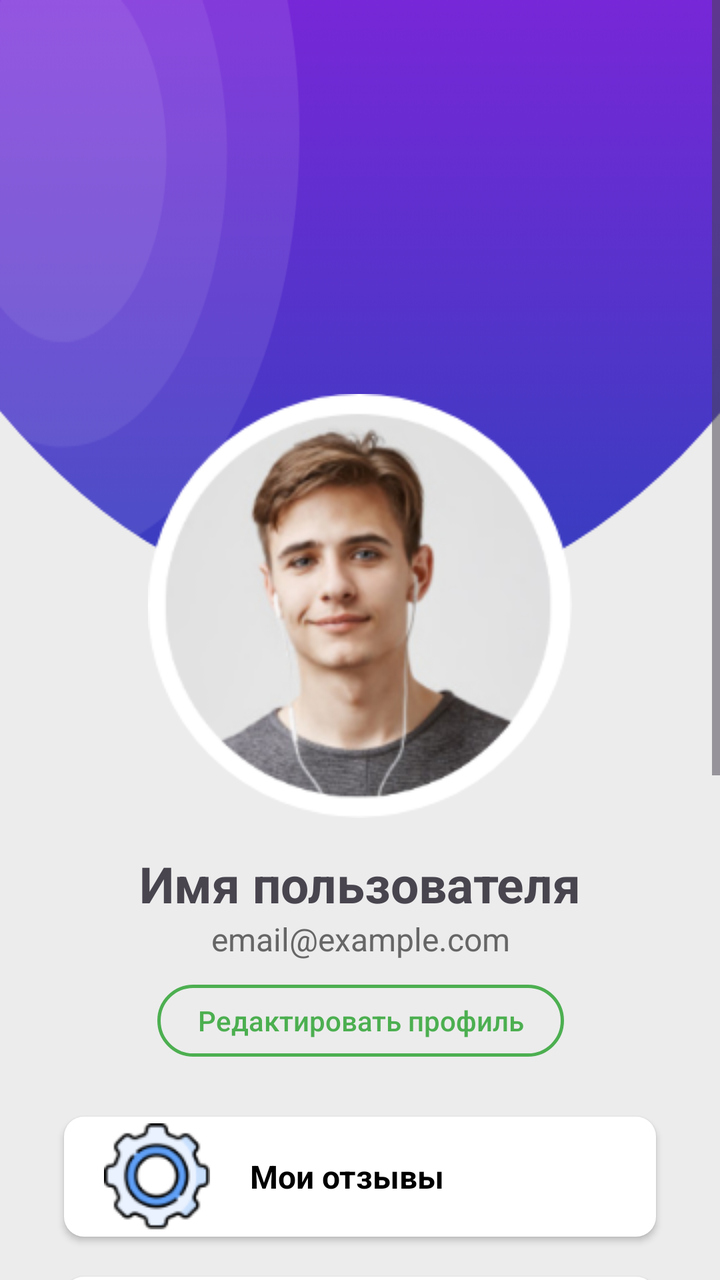
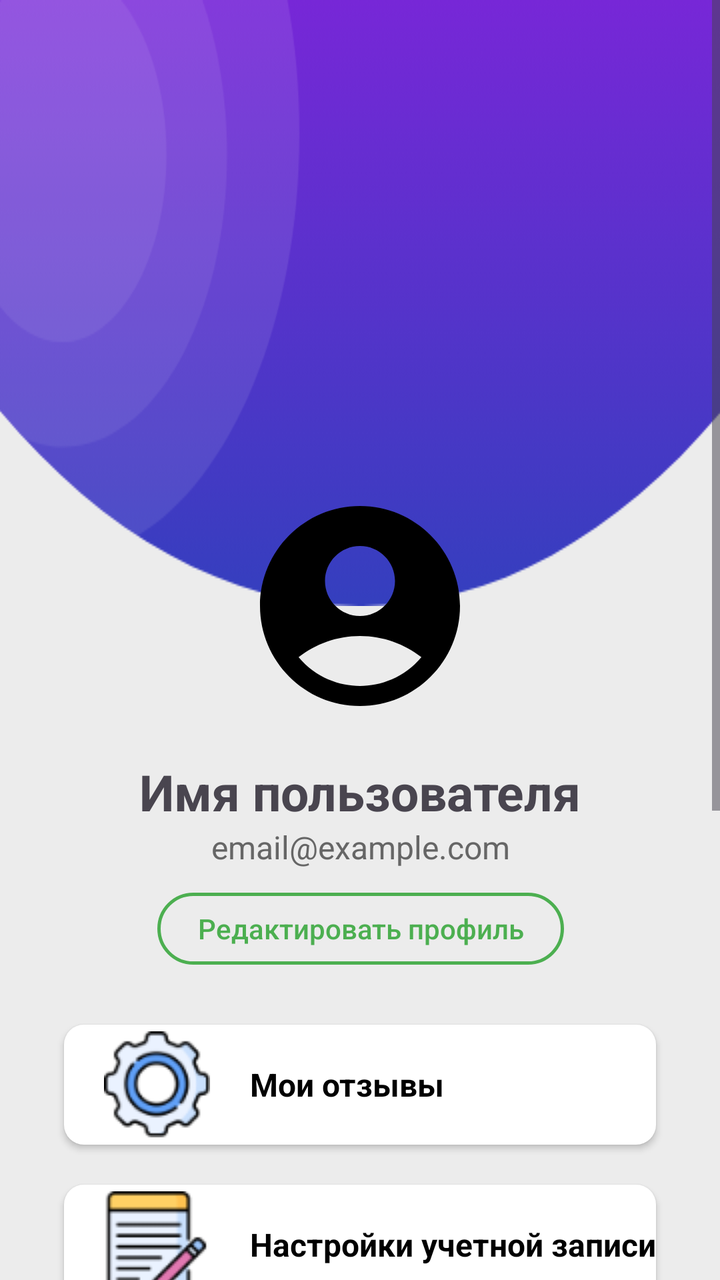

Screens rendered from an Android XML layout before and after an edit, with the pre-edit source and the edit as a unified diff.
<!-- AndroidManifest.xml: application theme Theme.FitnessApp -->
<!-- res/layout/activity_account.xml -->
<?xml version="1.0" encoding="utf-8"?>
<androidx.constraintlayout.widget.ConstraintLayout xmlns:android="http://schemas.android.com/apk/res/android"
    xmlns:app="http://schemas.android.com/apk/res-auto"
    xmlns:tools="http://schemas.android.com/tools"
    android:id="@+id/main"
    android:layout_width="match_parent"
    android:layout_height="match_parent"
    android:background="#ececec"
    tools:context=".activities.AccountActivity">

    <ScrollView
        android:layout_width="match_parent"
        android:layout_height="match_parent">
        <LinearLayout
            android:layout_width="match_parent"
            android:layout_height="wrap_content"
            android:orientation="vertical">
            <androidx.constraintlayout.widget.ConstraintLayout
                android:layout_width="match_parent"
                android:layout_height="match_parent">

                
                <ImageView
                    android:id="@+id/imageView"
                    android:layout_width="wrap_content"
                    android:layout_height="wrap_content"
                    app:layout_constraintEnd_toEndOf="parent"
                    app:layout_constraintStart_toStartOf="parent"
                    app:layout_constraintTop_toTopOf="parent"
                    android:scaleType="fitXY"
                    app:srcCompat="@drawable/top_background"/>

                
                <ImageView
                    android:id="@+id/imageView2"
                    android:layout_width="wrap_content"
                    android:layout_height="wrap_content"
                    app:layout_constraintBottom_toBottomOf="@id/imageView"
                    app:layout_constraintEnd_toEndOf="parent"
                    app:layout_constraintStart_toStartOf="@id/imageView"
                    app:layout_constraintTop_toBottomOf="@id/imageView"
                    app:srcCompat="@drawable/profile"/>

                
                <TextView
                    android:id="@+id/textView"
                    android:layout_width="wrap_content"
                    android:layout_height="wrap_content"
                    android:text="Имя пользователя"
                    android:layout_marginTop="16dp"
                    android:textSize="25sp"
                    android:textStyle="bold"
                    app:layout_constraintEnd_toEndOf="@id/imageView2"
                    app:layout_constraintStart_toStartOf="@id/imageView2"
                    app:layout_constraintTop_toBottomOf="@id/imageView2"/>

                
                <TextView
                    android:id="@+id/textView2"
                    android:layout_width="wrap_content"
                    android:layout_height="wrap_content"
                    android:text="email@example.com"
                    android:textSize="16sp"
                    android:textColor="#666"
                    app:layout_constraintEnd_toEndOf="@id/textView"
                    app:layout_constraintStart_toStartOf="@id/textView"
                    app:layout_constraintTop_toBottomOf="@id/textView"/>

                
                <androidx.appcompat.widget.AppCompatButton
                    android:id="@+id/btn_edit_profile"
                    android:layout_width="wrap_content"
                    android:layout_height="36dp"
                    android:text="Редактировать профиль"
                    android:textSize="14sp"
                    android:textAllCaps="false"
                    android:layout_marginTop="12dp"
                    android:paddingStart="20dp"
                    android:paddingEnd="20dp"
                    android:background="@drawable/btn_background_edit"
                    android:textColor="#4CAF50"
                    app:layout_constraintEnd_toEndOf="@id/textView2"
                    app:layout_constraintStart_toStartOf="@id/textView2"
                    app:layout_constraintTop_toBottomOf="@id/textView2"/>

                <LinearLayout
                    android:layout_width="match_parent"
                    android:layout_height="wrap_content"
                    android:orientation="vertical"
                    android:layout_marginTop="20dp"
                    app:layout_constraintTop_toBottomOf="@+id/btn_edit_profile">

                    
                    <androidx.appcompat.widget.AppCompatButton
                        android:id="@+id/button"
                        android:layout_width="match_parent"
                        android:layout_height="60dp"
                        android:text="Мои отзывы"
                        android:textSize="16sp"
                        android:textStyle="bold"
                        style="@android:style/Widget.Button"
                        android:textAlignment="viewStart"
                        android:layout_marginStart="32dp"
                        android:layout_marginEnd="32dp"
                        android:layout_marginTop="10dp"
                        android:background="@drawable/btn_background_1"
                        android:drawablePadding="20dp"
                        android:paddingStart="20dp"
                        android:layout_marginBottom="10dp"
                        android:drawableStart="@drawable/ic_1"/>

                    
                    <androidx.appcompat.widget.AppCompatButton
                        android:id="@+id/button2"
                        android:layout_width="match_parent"
                        android:layout_height="60dp"
                        android:text="Настройки учетной записи"
                        android:textSize="16sp"
                        android:textStyle="bold"
                        style="@android:style/Widget.Button"
                        android:textAlignment="viewStart"
                        android:layout_marginStart="32dp"
                        android:layout_marginEnd="32dp"
                        android:layout_marginTop="10dp"
                        android:background="@drawable/btn_background_1"
                        android:drawablePadding="20dp"
                        android:paddingStart="20dp"
                        android:layout_marginBottom="10dp"
                        android:drawableStart="@drawable/ic_2"/>

                    
                    <androidx.appcompat.widget.AppCompatButton
                        android:id="@+id/button3"
                        android:layout_width="match_parent"
                        android:layout_height="60dp"
                        android:text="Личные данные"
                        android:textSize="16sp"
                        android:textStyle="bold"
                        style="@android:style/Widget.Button"
                        android:textAlignment="viewStart"
                        android:layout_marginStart="32dp"
                        android:layout_marginEnd="32dp"
                        android:layout_marginTop="10dp"
                        android:background="@drawable/btn_background_1"
                        android:drawablePadding="20dp"
                        android:paddingStart="20dp"
                        android:layout_marginBottom="10dp"
                        android:drawableStart="@drawable/ic_3"/>

                    
                    <androidx.appcompat.widget.AppCompatButton
                        android:id="@+id/button4"
                        android:layout_width="match_parent"
                        android:layout_height="60dp"
                        android:text="Уведомление"
                        android:textSize="16sp"
                        android:textStyle="bold"
                        style="@android:style/Widget.Button"
                        android:textAlignment="viewStart"
                        android:layout_marginStart="32dp"
                        android:layout_marginEnd="32dp"
                        android:layout_marginTop="10dp"
                        android:background="@drawable/btn_background_1"
                        android:drawablePadding="20dp"
                        android:paddingStart="20dp"
                        android:layout_marginBottom="10dp"
                        android:drawableStart="@drawable/ic_4"/>

                    
                    <androidx.appcompat.widget.AppCompatButton
                        android:id="@+id/button5"
                        android:layout_width="match_parent"
                        android:layout_height="60dp"
                        android:text="Настройки отпечатков пальцев"
                        android:textSize="16sp"
                        android:textStyle="bold"
                        style="@android:style/Widget.Button"
                        android:textAlignment="viewStart"
                        android:layout_marginStart="32dp"
                        android:layout_marginEnd="32dp"
                        android:layout_marginTop="10dp"
                        android:background="@drawable/btn_background_1"
                        android:drawablePadding="20dp"
                        android:paddingStart="20dp"
                        android:layout_marginBottom="10dp"
                        android:drawableStart="@drawable/ic_5"/>

                    
                    <androidx.appcompat.widget.AppCompatButton
                        android:id="@+id/btn_back_to_main_page"
                        android:layout_width="match_parent"
                        android:layout_height="60dp"
                        style="@android:style/Widget.Button"
                        android:background="@drawable/red_button_background"
                        android:layout_marginEnd="32dp"
                        android:layout_marginStart="32dp"
                        android:layout_marginTop="16dp"
                        android:layout_marginBottom="32dp"
                        android:textColor="#ffffff"
                        android:text="Вернуться на главную страницу"
                        android:textStyle="bold"
                        android:textSize="16sp"/>

                </LinearLayout>
            </androidx.constraintlayout.widget.ConstraintLayout>
        </LinearLayout>
    </ScrollView>
</androidx.constraintlayout.widget.ConstraintLayout>
<!-- resources referenced by this layout -->
<resources>
  <!-- drawable btn_background_1 (drawable) -->
  <?xml version="1.0" encoding="utf-8"?>
  <selector xmlns:android="http://schemas.android.com/apk/res/android">
  <item>
      <shape android:shape="rectangle">
          <solid android:color="#ffffff"/>
          <corners android:radius="10dp"/>
      </shape>
  </item>
  </selector>
  <!-- drawable btn_background_edit (drawable) -->
  <?xml version="1.0" encoding="utf-8"?>
  <shape xmlns:android="http://schemas.android.com/apk/res/android"
      android:shape="rectangle">
      <stroke
          android:width="1.5dp"
          android:color="#4CAF50" />
      <corners android:radius="18dp" />
      <solid android:color="@android:color/transparent" />
  </shape>
  <!-- drawable ic_1: png bitmap (drawable, 4931 bytes) -->
  <!-- drawable ic_2: png bitmap (drawable, 2583 bytes) -->
  <!-- drawable ic_3: png bitmap (drawable, 5834 bytes) -->
  <!-- drawable ic_4: png bitmap (drawable, 2512 bytes) -->
  <!-- drawable ic_5: png bitmap (drawable, 4913 bytes) -->
  <!-- drawable profile: png bitmap (drawable, 49839 bytes) -->
  <!-- drawable red_button_background (drawable) -->
  <?xml version="1.0" encoding="utf-8"?>
  <selector xmlns:android="http://schemas.android.com/apk/res/android">
  <item>
      <shape android:shape="rectangle">
          <corners android:radius="50dp"/>
          <solid android:color="@color/red"/>
      </shape>
  </item>
  </selector>
  <!-- drawable top_background: png bitmap (drawable, 21496 bytes) -->
  <style name="Theme.FitnessApp" parent="Base.Theme.FitnessApp">
          <item name="android:windowAnimationStyle">@null</item>
          <item name="colorAccent">@color/colorAccent</item>
          <item name="colorControlActivated">@color/colorAccent</item>
      </style>
  <color name="red">#F75564</color>
  <style name="Base.Theme.FitnessApp" parent="Theme.Material3.DayNight.NoActionBar">
          
          
      </style>
  <color name="colorAccent">#FF3A5C</color>
</resources>

<!-- the commit's change to res/layout/activity_account.xml (unified diff, before → after) -->
@@ -33,13 +33,15 @@
                 
                 <ImageView
                     android:id="@+id/imageView2"
-                    android:layout_width="wrap_content"
-                    android:layout_height="wrap_content"
+                    android:layout_width="120dp"
+                    android:layout_height="120dp"
+                    android:scaleType="centerCrop"
+                    app:circleCrop="true"
                     app:layout_constraintBottom_toBottomOf="@id/imageView"
                     app:layout_constraintEnd_toEndOf="parent"
                     app:layout_constraintStart_toStartOf="@id/imageView"
                     app:layout_constraintTop_toBottomOf="@id/imageView"
-                    app:srcCompat="@drawable/profile"/>
+                    app:srcCompat="@drawable/baseline_account_circle_24"/>
 
                 
                 <TextView
<!-- resource entries referenced after the edit -->
@@ -1,5 +1,11 @@
 <!-- resources referenced by this layout -->
 <resources>
+  <!-- drawable baseline_account_circle_24 (drawable) -->
+  <vector xmlns:android="http://schemas.android.com/apk/res/android" android:height="24dp" android:tint="#000000" android:viewportHeight="24" android:viewportWidth="24" android:width="24dp">
+        
+      <path android:fillColor="@android:color/white" android:pathData="M12,2C6.48,2 2,6.48 2,12s4.48,10 10,10s10,-4.48 10,-10S17.52,2 12,2zM12,6c1.93,0 3.5,1.57 3.5,3.5S13.93,13 12,13s-3.5,-1.57 -3.5,-3.5S10.07,6 12,6zM12,20c-2.03,0 -4.43,-0.82 -6.14,-2.88C7.55,15.8 9.68,15 12,15s4.45,0.8 6.14,2.12C16.43,19.18 14.03,20 12,20z"/>
+      
+  </vector>
   <!-- drawable btn_background_1 (drawable) -->
   <?xml version="1.0" encoding="utf-8"?>
   <selector xmlns:android="http://schemas.android.com/apk/res/android">
@@ -25,7 +31,6 @@
   <!-- drawable ic_3: png bitmap (drawable, 5834 bytes) -->
   <!-- drawable ic_4: png bitmap (drawable, 2512 bytes) -->
   <!-- drawable ic_5: png bitmap (drawable, 4913 bytes) -->
-  <!-- drawable profile: png bitmap (drawable, 49839 bytes) -->
   <!-- drawable red_button_background (drawable) -->
   <?xml version="1.0" encoding="utf-8"?>
   <selector xmlns:android="http://schemas.android.com/apk/res/android">
